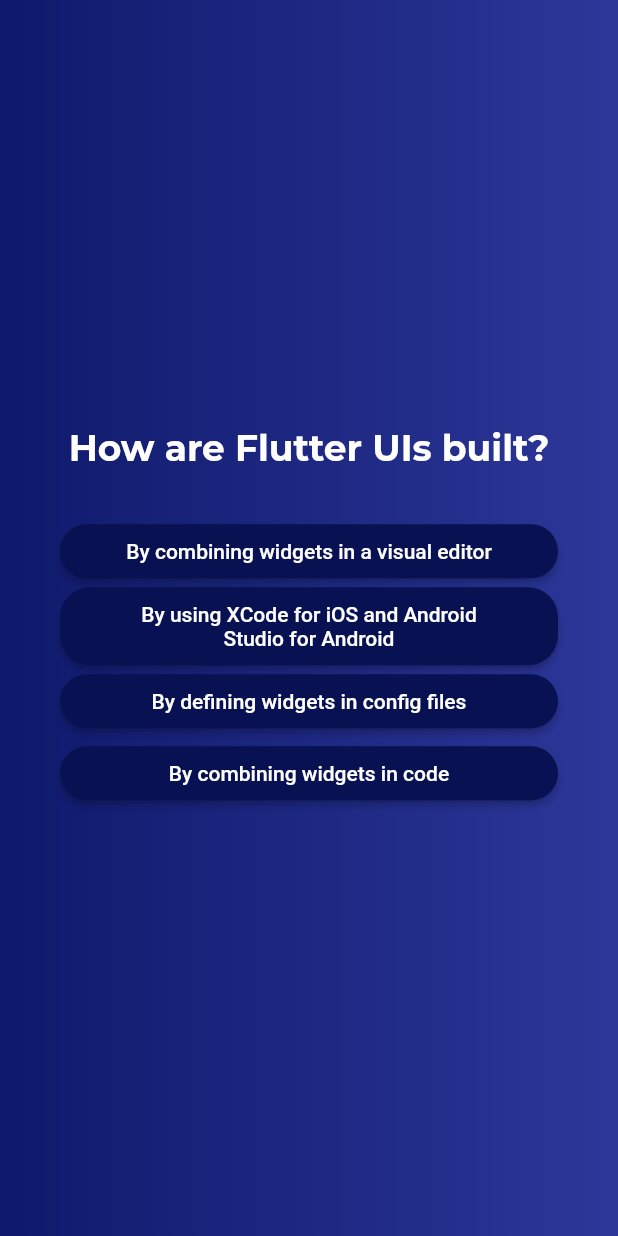
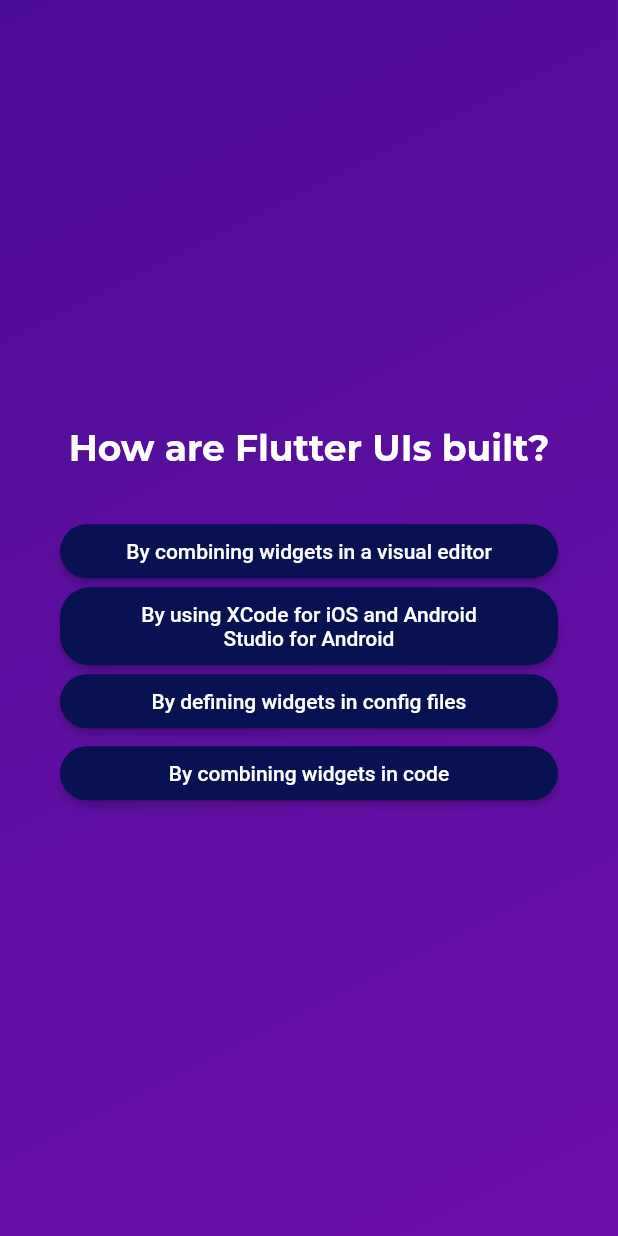
Before and after one commit to inalzaelani/quiz_app_flutter, a Flutter app: the screen it shows after launch, after a tap on "Start Quiz", after a tap on "Components", on a phone screen of 412 x 824 dp. Run offline on Flutter 3.47's test engine with Material 2 defaults, Android fonts, the phone set to English and light mode, and no system bars; our stand-ins replace google_fonts.

```diff
--- a/lib/quiz.dart
+++ b/lib/quiz.dart
@@ -1,10 +1,12 @@
 import 'package:flutter/material.dart';
 import 'package:quiz_app/question_screen.dart';
+import 'package:quiz_app/results_screen.dart';
 import 'package:quiz_app/start_screen.dart';
-import 'package:quiz_app/data/question.dart';
+
+import 'data/question.dart';
 
 class Quiz extends StatefulWidget {
-  const Quiz({Key? key}) : super(key: key);
+  const Quiz({super.key});
 
   @override
   State<Quiz> createState() {
@@ -13,22 +15,22 @@ class Quiz extends StatefulWidget {
 }
 
 class _QuizState extends State<Quiz> {
-  List<String> selectedAnswer = [];
+  List<String> selectedAnswers = [];
   var activeScreen = 'start-screen';
 
   void switchScreen() {
     setState(() {
-      selectedAnswer = [];
-      activeScreen = 'question-screen';
+      activeScreen = 'questions-screen';
     });
   }
 
   void chooseAnswer(String answer) {
-    selectedAnswer.add(answer);
+    selectedAnswers.add(answer);
 
-    if(selectedAnswer.length == questions.length){
+    if (selectedAnswers.length == questions.length) {
       setState(() {
-        activeScreen = 'start-screen';
+        selectedAnswers = [];
+        activeScreen = 'results-screen';
       });
     }
   }
@@ -37,8 +39,14 @@ class _QuizState extends State<Quiz> {
   Widget build(context) {
     Widget screenWidget = StartScreen(switchScreen);
 
-    if (activeScreen == 'question-screen') {
-      screenWidget = QuestionScreen(onSelectAnswer: chooseAnswer);
+    if (activeScreen == 'questions-screen') {
+      screenWidget = QuestionScreen(
+        onSelectAnswer: chooseAnswer,
+      );
+    }
+
+    if (activeScreen == 'results-screen') {
+      screenWidget = const ResultScreen();
     }
 
     return MaterialApp(
@@ -47,11 +55,11 @@ class _QuizState extends State<Quiz> {
           decoration: const BoxDecoration(
             gradient: LinearGradient(
               colors: [
-                Color.fromARGB(255, 15, 25, 107),
-                Color.fromARGB(255, 44, 55, 153),
+                Color.fromARGB(255, 78, 13, 151),
+                Color.fromARGB(255, 107, 15, 168),
               ],
               begin: Alignment.topLeft,
-              end: Alignment.topRight,
+              end: Alignment.bottomRight,
             ),
           ),
           child: screenWidget,
```
Also changed, not shown: lib/results_screen.dart (added, +26 -0 lines).
